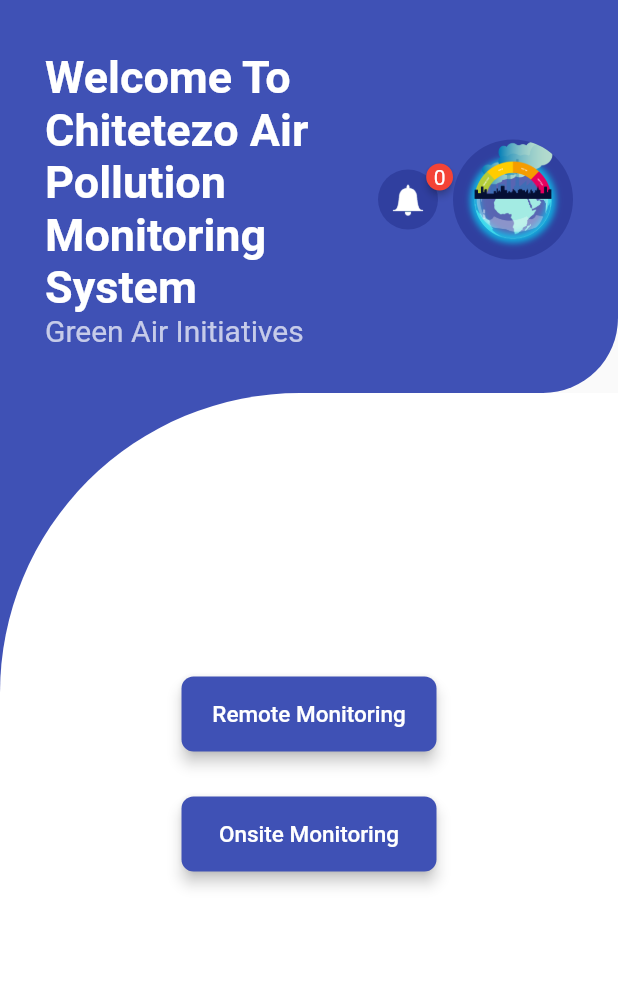
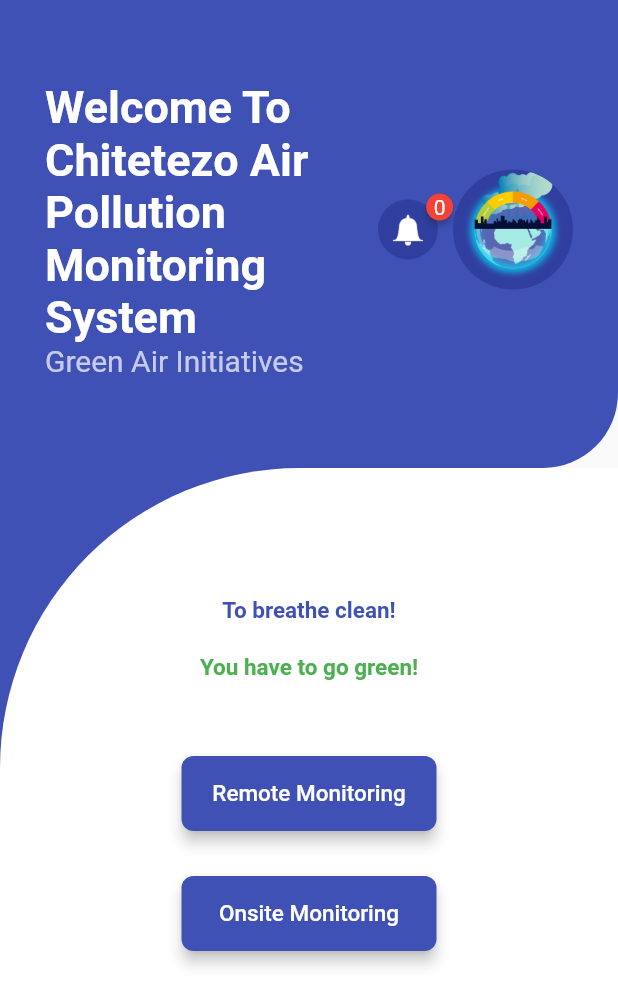
Before and after one commit to Evelyn-Phalula/Chitetezo-air-quality-monitoring-system, a Flutter app: the MyHomePage screen opened directly, after a tap on "Connect to server", after a tap on "Home", on a phone screen of 412 x 824 dp. Shown: the top 1004 px of the screen. Run offline on Flutter 3.47's test engine with Material 2 defaults, Android fonts, the light colour scheme and no system bars; drawn by our look-alikes of badges; our stand-ins replace firebase_core, firebase_database, firebase_messaging, flutter_local_notifications; missing offline and left inert: dart:ffi; accounts and stored records are empty; network calls fail; project files that could hold a hidden picture were left out.

Commit message:
3 files firebase_data.data, notifying.dart & dashboard.dart updated

```diff
--- a/Air_quality/lib/dashboard.dart
+++ b/Air_quality/lib/dashboard.dart
@@ -1,9 +1,7 @@
-import 'dart:convert';
 import 'dart:async';
 import 'dart:io';
 
-import 'package:air_quality/sensor.dart';
-import 'package:badges/badges.dart';
+import 'package:badges/badges.dart' as Badge;
 import 'package:firebase_messaging/firebase_messaging.dart';
 import 'package:flutter/cupertino.dart';
 import 'package:flutter/material.dart';
@@ -11,8 +9,6 @@ import 'package:flutter/services.dart';
 import 'package:web_socket_channel/io.dart';
 import 'package:web_socket_channel/web_socket_channel.dart';
 import 'package:flutter/widgets.dart';
-import 'package:http/http.dart' as http;
-
 import 'notifying.dart';
 
 Future<void> main() async {
@@ -48,8 +44,6 @@ class MyHomePage extends StatefulWidget {
 }
 
 class _MyHomePageState extends State<MyHomePage> {
-  String _sensorData = '0';
-  double _sensor = 0;
   late String _serverIpAddress;
   String _portNumber = ''; // Default port number
   bool _isConnecting = false;
@@ -91,6 +85,7 @@ class _MyHomePageState extends State<MyHomePage> {
     _ipAddressFocusNode.dispose();
     super.dispose();
   }
+
   RemoteMessage? receivedMes;
   late String notificationTitle = '';
   late String notificationBody = '';
@@ -101,7 +96,6 @@ class _MyHomePageState extends State<MyHomePage> {
       print('Received message in foreground: ${message.notification?.title}');
       receivedMes = message;
       setState(() {
-
         notificationTitle = receivedMes?.notification?.title ?? '';
         notificationBody = receivedMes?.notification?.body ?? '';
         notificationCount++;
@@ -110,10 +104,12 @@ class _MyHomePageState extends State<MyHomePage> {
 
     FirebaseMessaging.onBackgroundMessage(_firebaseMessagingBackgroundHandler);
   }
+
   Future<void> _firebaseMessagingBackgroundHandler(
       RemoteMessage message) async {
     print('Received message in background: ${message.notification?.title}');
   }
+
   @override
   Widget build(BuildContext context) {
     final snackBar = SnackBar(
@@ -122,7 +118,7 @@ class _MyHomePageState extends State<MyHomePage> {
         crossAxisAlignment: CrossAxisAlignment.start,
         mainAxisSize: MainAxisSize.min,
         children: [
-          if(notificationCount>0)
+          if (notificationCount > 0)
             Column(
               crossAxisAlignment: CrossAxisAlignment.start,
               children: [
@@ -130,16 +126,13 @@ class _MyHomePageState extends State<MyHomePage> {
                 Text(notificationBody),
               ],
             ),
-
-          if (notificationCount == 0)
-            Text('No new notifications'),
+          if (notificationCount == 0) Text('No new notifications'),
         ],
       ),
       action: SnackBarAction(
         label: 'OK',
         textColor: Colors.white, // Set the label color to white
         onPressed: () {
-
           if (notificationCount > 0) {
             setState(() {
               notificationCount--;
@@ -159,27 +152,7 @@ class _MyHomePageState extends State<MyHomePage> {
         ),
         child: Column(
           children: [
-            const SizedBox(height: 30),
-            // ListTile(
-            //   contentPadding: const EdgeInsets.symmetric(horizontal: 30),
-            //   title: Text('Real-Time Data via WebSockets',
-            //       style: Theme.of(context).textTheme.headlineSmall?.copyWith(
-            //             color: Colors.white,
-            //             fontSize: 30,
-            //             fontWeight: FontWeight.bold,
-            //           )),
-            //   subtitle: Text('Real-Time Updates',
-            //       style: Theme.of(context).textTheme.titleMedium?.copyWith(
-            //             color: Colors.white70,
-            //             fontSize: 20,
-            //             fontWeight: FontWeight.normal,
-            //           )),
-            //   trailing: const CircleAvatar(
-            //     radius: 40,
-            //     backgroundImage: AssetImage('assets/images/logo.png'),
-            //   ),
-            // ),
-
+            const SizedBox(height: 50),
             ListTile(
               contentPadding: const EdgeInsets.symmetric(horizontal: 30),
               title: Row(
@@ -189,8 +162,11 @@ class _MyHomePageState extends State<MyHomePage> {
                       crossAxisAlignment: CrossAxisAlignment.start,
                       children: [
                         Text(
-                          'Welcome To Chitetezo Air Pollution Monitoring System',
-                          style: Theme.of(context).textTheme.headlineSmall?.copyWith(
+                          'Chitetezo Air Pollution Monitoring System',
+                          style: Theme.of(context)
+                              .textTheme
+                              .headlineSmall
+                              ?.copyWith(
                                 color: Colors.white,
                                 fontSize: 30,
                                 fontWeight: FontWeight.bold,
@@ -198,7 +174,8 @@ class _MyHomePageState extends State<MyHomePage> {
                         ),
                         Text(
                           'Green Air Initiatives',
-                          style: Theme.of(context).textTheme.titleMedium?.copyWith(
+                          style:
+                              Theme.of(context).textTheme.titleMedium?.copyWith(
                                     color: Colors.white70,
                                     fontSize: 20,
                                     fontWeight: FontWeight.normal,
@@ -210,25 +187,12 @@ class _MyHomePageState extends State<MyHomePage> {
                   GestureDetector(
                     onTap: () {
                       ScaffoldMessenger.of(context).showSnackBar(snackBar);
-                      // showDialog(
-                      //   context: context,
-                      //   builder: (BuildContext context) => AlertDialog(
-                      //     title: Text(notificationTitle),
-                      //     content: Text(notificationBody),
-                      //     actions: [
-                      //       TextButton(
-                      //         onPressed: () => Navigator.of(context).pop(),
-                      //         child: Text('OK'),
-                      //       ),
-                      //     ],
-                      //   ),
-                      // );
                     },
                     // child: const CircleAvatar(
                     //   radius: 20,
                     //   backgroundImage: AssetImage('assets/images/notification_icon1.png'),
                     // ),
-                    child: Badge(
+                    child: Badge.Badge(
                       badgeContent: Text(
                         notificationCount.toString(),
                         style: TextStyle(color: Colors.white),
@@ -236,7 +200,8 @@ class _MyHomePageState extends State<MyHomePage> {
                       badgeColor: Colors.red,
                       child: const CircleAvatar(
                         radius: 20,
-                        backgroundImage: AssetImage('assets/images/notification_icon1.png'),
+                        backgroundImage:
+                            AssetImage('assets/images/notification_icon1.png'),
                       ),
                     ),
                   ),
@@ -248,7 +213,7 @@ class _MyHomePageState extends State<MyHomePage> {
                 ],
               ),
             ),
-            const SizedBox(height: 20)
+            const SizedBox(height: 39)
           ],
         ),
       ),
@@ -556,7 +521,7 @@ class _MyHomePageState extends State<MyHomePage> {
                                 const Text(
                                   'Air Quality Levels',
                                   style: TextStyle(
-                                    color: Colors.black,
+                                    color: Colors.indigo,
                                     fontSize: 15,
                                     fontWeight: FontWeight.bold,
                                   ),
@@ -622,13 +587,16 @@ class _MyHomePageState extends State<MyHomePage> {
                                     } else
                                       return Text(
                                         'Waiting for data...',
-                                        style: TextStyle(fontSize: 18),
+                                        style: TextStyle(
+                                            fontSize: 18,
+                                            color: Colors.green,
+                                            fontWeight: FontWeight.bold),
                                       );
                                   },
                                 ),
                                 SizedBox(height: 50),
                                 const Text(
-                                  "Updates Automatically",
+                                  "Real-Time Updates",
                                   style: TextStyle(
                                     color: Colors.indigo,
                                     fontSize: 16,
--- a/Air_quality/lib/notifying.dart
+++ b/Air_quality/lib/notifying.dart
@@ -11,7 +11,7 @@ import 'package:flutter/services.dart';
 import 'package:web_socket_channel/web_socket_channel.dart';
 import 'package:flutter/widgets.dart';
 import 'firebase_data.dart';
-import 'package:badges/badges.dart';
+import 'package:badges/badges.dart' as Badge;
 
 Future<void> main() async {
   WidgetsFlutterBinding.ensureInitialized();
@@ -76,19 +76,6 @@ class _MyHomePageState extends State<MyHomePage> {
     _getToken();
   }
 
-  // late RemoteMessage? receivedMes;
-  //
-  //
-  // void _configureFirebaseMessaging() {
-  //   FirebaseMessaging.onMessage.listen((RemoteMessage message) {
-  //     print('Received message in foreground: ${message.notification?.title}');
-  //     receivedMes = message;
-  //   });
-  //
-  //   FirebaseMessaging.onBackgroundMessage(_firebaseMessagingBackgroundHandler);
-  // }
-  // late String notificationTitle = receivedMes?.notification?.title ?? '';
-  // late String notificationBody = receivedMes?.notification?.body ?? '';
   RemoteMessage? receivedMes;
   late String notificationTitle = '';
   late String notificationBody = '';
@@ -106,13 +93,18 @@ class _MyHomePageState extends State<MyHomePage> {
     });
 
     FirebaseMessaging.onBackgroundMessage(_firebaseMessagingBackgroundHandler);
+
   }
 
   Future<void> _firebaseMessagingBackgroundHandler(
       RemoteMessage message) async {
     print('Received message in background: ${message.notification?.title}');
   }
-
+void navigateToApp(){
+    setState(() {
+      notificationCount = 1;
+    });
+}
   Future<void> _getToken() async {
     String? token = await _firebaseMessaging.getToken();
     print('FCM Token: $token');
@@ -186,7 +178,7 @@ class _MyHomePageState extends State<MyHomePage> {
             ),
             child: Column(
               children: [
-                const SizedBox(height: 30),
+                const SizedBox(height: 50),
                 ListTile(
                   contentPadding: const EdgeInsets.symmetric(horizontal: 30),
                   title: Row(
@@ -224,7 +216,7 @@ class _MyHomePageState extends State<MyHomePage> {
                         onTap: () {
                           ScaffoldMessenger.of(context).showSnackBar(snackBar);
                         },
-                        child: Badge(
+                        child: Badge.Badge(
                           badgeContent: Text(
                             notificationCount.toString(),
                             style: TextStyle(color: Colors.white),
@@ -245,12 +237,12 @@ class _MyHomePageState extends State<MyHomePage> {
                     ],
                   ),
                 ),
-                const SizedBox(height: 26),
+                const SizedBox(height: 56),
               ],
             ),
           ),
           Container(
-            height: 500,
+            height: 400,
             color: Theme.of(context).primaryColor,
             child: Container(
               padding: const EdgeInsets.symmetric(horizontal: 30),
@@ -266,11 +258,28 @@ class _MyHomePageState extends State<MyHomePage> {
                   children: <Widget>[
                     const SizedBox(height: 8),
                     Align(
-                      alignment: Alignment.center,
+                      alignment: Alignment.topCenter,
                       child: Container(
                         width: 300,
                         child: Column(
                           children: <Widget>[
+                            Text(
+                              "To breathe clean!",
+                              style: TextStyle(
+                                fontSize: 15,
+                                fontWeight: FontWeight.bold,
+                                color: Colors.indigo,
+                              ),
+                            ),
+                            const SizedBox(height: 20),
+                            Text(
+                              "You have to go green!",
+                              style: TextStyle(
+                                  fontSize: 15,
+                                  fontWeight: FontWeight.bold,
+                                  color: Colors.green),
+                            ),
+                            const SizedBox(height: 50),
                             Align(
                               alignment: Alignment.center,
                               child: Container(
```
Also changed, not shown: Air_quality/lib/firebase_data.dart (+89 -62 lines). Lines whose indentation alone changed are shown as unchanged.
